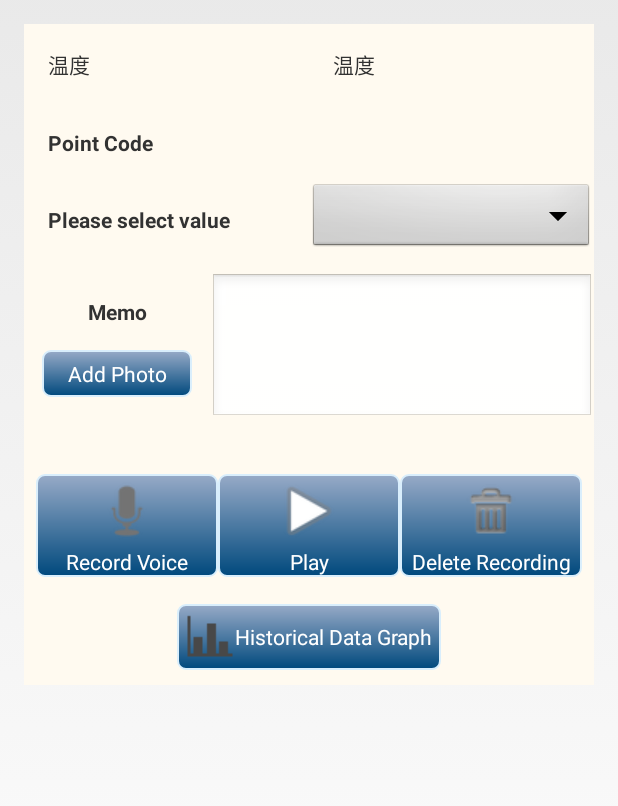
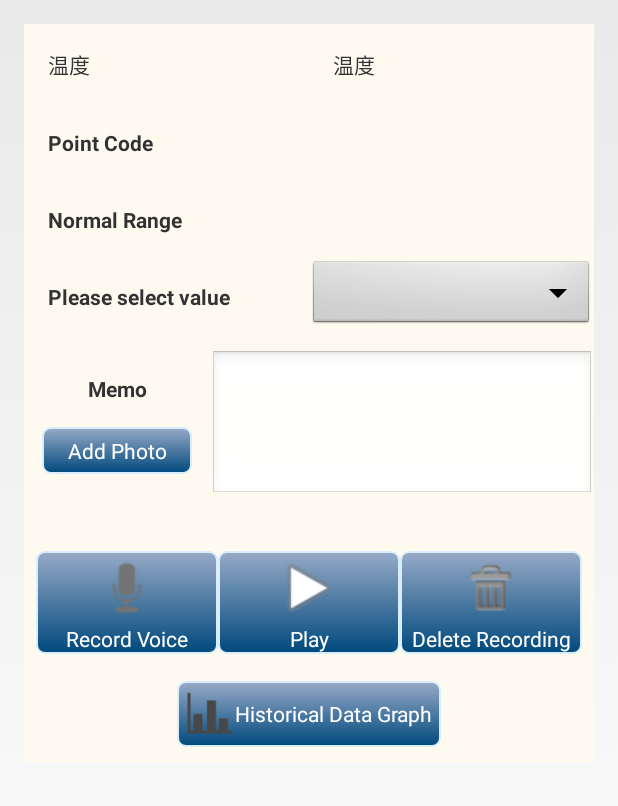
Before and after one commit to singerdmx/patrol, an Android app: the fragment MeasureSelectValueFragment shown on its own in the app's theme, on a phone screen of 412 x 824 dp, the part 78-884 px from its top. Run offline under Robolectric (Android 15) with nearby library versions, the phone set to English and light mode, and no system bars; libraries missing offline, so code that uses them is left out: com.google.zxing.integration; 5 statements that could not run were skipped.

Commit message:
Show point standard

```diff
--- a/mobile/app/src/main/java/com/mbrite/patrol/app/PointsFragment.java
+++ b/mobile/app/src/main/java/com/mbrite/patrol/app/PointsFragment.java
@@ -28,6 +28,8 @@ import com.mbrite.patrol.model.PointGroup;
 import com.mbrite.patrol.model.PointRecord;
 import com.mbrite.patrol.model.RecordStatus;
 
+import org.apache.commons.lang3.StringUtils;
+
 import java.util.UUID;
 
 public class PointsFragment extends Fragment {
@@ -53,6 +55,10 @@ public class PointsFragment extends Fragment {
     };
     protected String value = "";
     protected int status = RecordStatus.PASS; // Default to Pass
+    protected Double min;
+    protected Double low;
+    protected Double high;
+    protected Double max;
     private TextView recordBtn;
     private TextView playRecordingBtn;
     private TextView deleteRecordingBtn;
@@ -93,6 +99,7 @@ public class PointsFragment extends Fragment {
                 view.findViewById(R.id.show_graph).setVisibility(View.GONE);
             }
 
+            setNormalRangeValue(view);
             setupAddPhotoButton(view);
             setupRecordButton(view);
             setupPlayButton(view);
@@ -128,6 +135,44 @@ public class PointsFragment extends Fragment {
 
     public String getWarning() {
         return null;
+    }
+
+    private void setNormalRangeValue(View v) {
+        TextView rangeValue = (TextView) v.findViewById(R.id.normal_range_value);
+        String rangeDisplayValue = "N/A";
+        // Use "standard" first
+        if (StringUtils.isNoneBlank(point.standard)) {
+            rangeValue.setText(point.standard);
+            return;
+        }
+
+        if (point.category == 50) {
+            min = Utils.getDouble(point.choice.get(0));
+            low = Utils.getDouble(point.choice.get(1));
+            high = Utils.getDouble(point.choice.get(2));
+            max = Utils.getDouble(point.choice.get(3));
+            if (min != null && max != null) {
+                rangeDisplayValue =
+                        String.format(
+                                "%1$,.2f - %2$,.2f%3$s",
+                                min,
+                                max,
+                                point.getMeasureUnit());
+            } else if (min != null) {
+                rangeDisplayValue =
+                        String.format(
+                                "大于%1$,.0f%2$s",
+                                min,
+                                point.getMeasureUnit());
+            } else if (max != null) {
+                rangeDisplayValue =
+                        String.format(
+                                "小于%1$,.0f%2$s",
+                                max,
+                                point.getMeasureUnit());
+            }
+        }
+        rangeValue.setText(rangeDisplayValue);
     }
 
     private void setupAddPhotoButton(View view) {
--- a/mobile/app/src/main/java/com/mbrite/patrol/content/providers/PointProvider.java
+++ b/mobile/app/src/main/java/com/mbrite/patrol/content/providers/PointProvider.java
@@ -45,7 +45,8 @@ public enum PointProvider {
                     choice,
                     pointJSON.getString(Constants.DEFAULT_VALUE),
                     pointJSON.has("measure_unit") ? pointJSON.getString("measure_unit") : null,
-                    pointJSON.has("point_code") ? pointJSON.getString("point_code") : null);
+                    pointJSON.has("point_code") ? pointJSON.getString("point_code") : null,
+                    pointJSON.has("standard") ? pointJSON.getString("standard") : null);
 
             points.add(point);
         }
--- a/mobile/app/src/main/java/com/mbrite/patrol/model/Point.java
+++ b/mobile/app/src/main/java/com/mbrite/patrol/model/Point.java
@@ -14,6 +14,7 @@ public class Point {
     public final String defaultValue;
     public final String measureUnit;
     public final String pointCode;
+    public final String standard;
 
     public Point(int id,
                  String name,
@@ -25,7 +26,8 @@ public class Point {
                  List<String> choice,
                  String defaultValue,
                  String measureUnit,
-                 String pointCode) {
+                 String pointCode,
+                 String standard) {
         this.id = id;
         this.description = description;
         this.name = name;
@@ -37,6 +39,7 @@ public class Point {
         this.defaultValue = defaultValue;
         this.measureUnit = measureUnit;
         this.pointCode = pointCode;
+        this.standard = standard;
     }
 
     public String getMeasureUnit() {
--- a/mobile/app/src/main/java/com/mbrite/patrol/model/PointGroup.java
+++ b/mobile/app/src/main/java/com/mbrite/patrol/model/PointGroup.java
@@ -23,7 +23,8 @@ public class PointGroup extends Point {
                 point.choice,
                 point.defaultValue,
                 point.measureUnit,
-                point.pointCode);
+                point.pointCode,
+                point.standard);
         routeId = assetGroup.getRouteId();
         assetId = assetGroup.id;
     }
--- a/mobile/app/src/main/res/layout/fragment_meaure_select_value.xml
+++ b/mobile/app/src/main/res/layout/fragment_meaure_select_value.xml
@@ -115,10 +115,45 @@
     <!--</LinearLayout>-->
 
     <LinearLayout xmlns:android="http://schemas.android.com/apk/res/android"
+        android:id="@+id/range"
+        android:layout_width="fill_parent"
+        android:layout_height="wrap_content"
+        android:layout_below="@+id/pointCodeLine"
+        android:background="@color/FloralWhite"
+        android:orientation="horizontal">
+
+        <TextView
+            android:id="@+id/normal_range"
+            android:layout_width="0dp"
+            android:layout_height="wrap_content"
+            android:layout_gravity="center_horizontal"
+            android:layout_weight=".50"
+            android:paddingBottom="@dimen/activity_vertical_margin"
+            android:paddingLeft="@dimen/activity_horizontal_margin"
+            android:paddingRight="@dimen/activity_horizontal_margin"
+            android:paddingTop="@dimen/activity_vertical_margin"
+            android:text="@string/normal_range"
+            android:textStyle="bold" />
+
+        <TextView
+            android:id="@+id/normal_range_value"
+            android:layout_width="0dp"
+            android:layout_height="wrap_content"
+            android:layout_gravity="center_horizontal"
+            android:layout_weight=".50"
+            android:paddingBottom="@dimen/activity_vertical_margin"
+            android:paddingLeft="@dimen/activity_horizontal_margin"
+            android:paddingRight="@dimen/activity_horizontal_margin"
+            android:paddingTop="@dimen/activity_vertical_margin"
+            android:textStyle="bold" />
+
+    </LinearLayout>
+
+    <LinearLayout xmlns:android="http://schemas.android.com/apk/res/android"
         android:id="@+id/content"
         android:layout_width="fill_parent"
         android:layout_height="wrap_content"
-        android:layout_below="@+id/pointCodeLine"
+        android:layout_below="@+id/range"
         android:background="@color/FloralWhite"
         android:orientation="horizontal"
         android:paddingBottom="10dp">
```
Also changed, not shown: mobile/app/src/main/java/com/mbrite/patrol/app/MeasureEnterValueFragment.java (+0 -40 lines).
